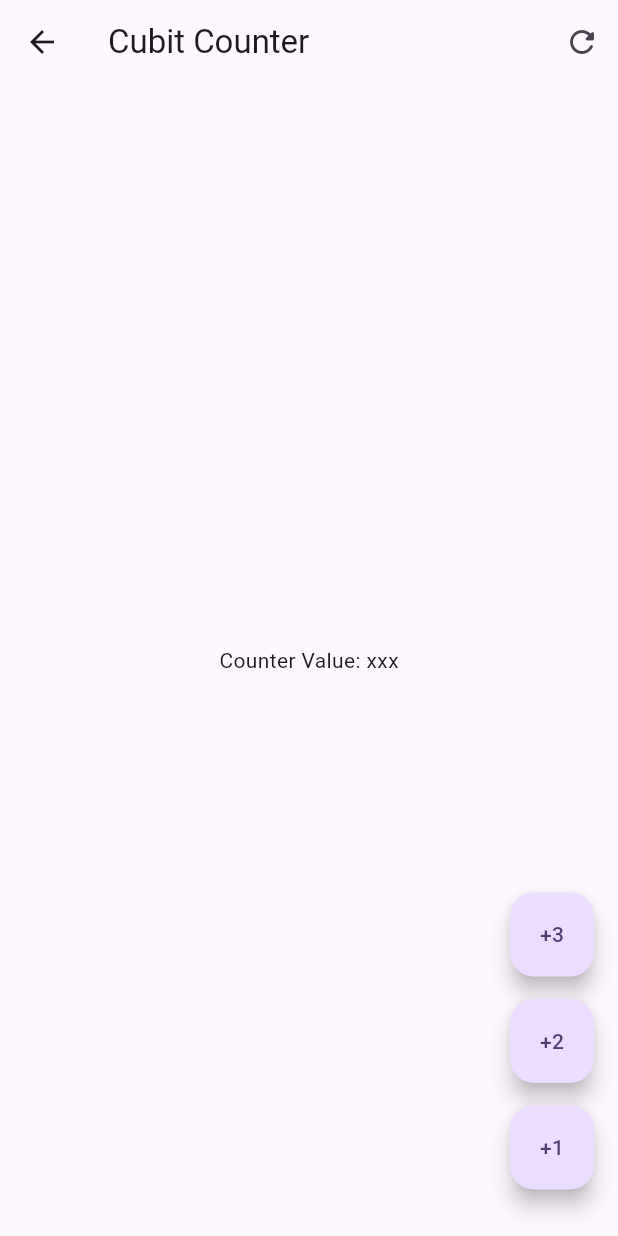
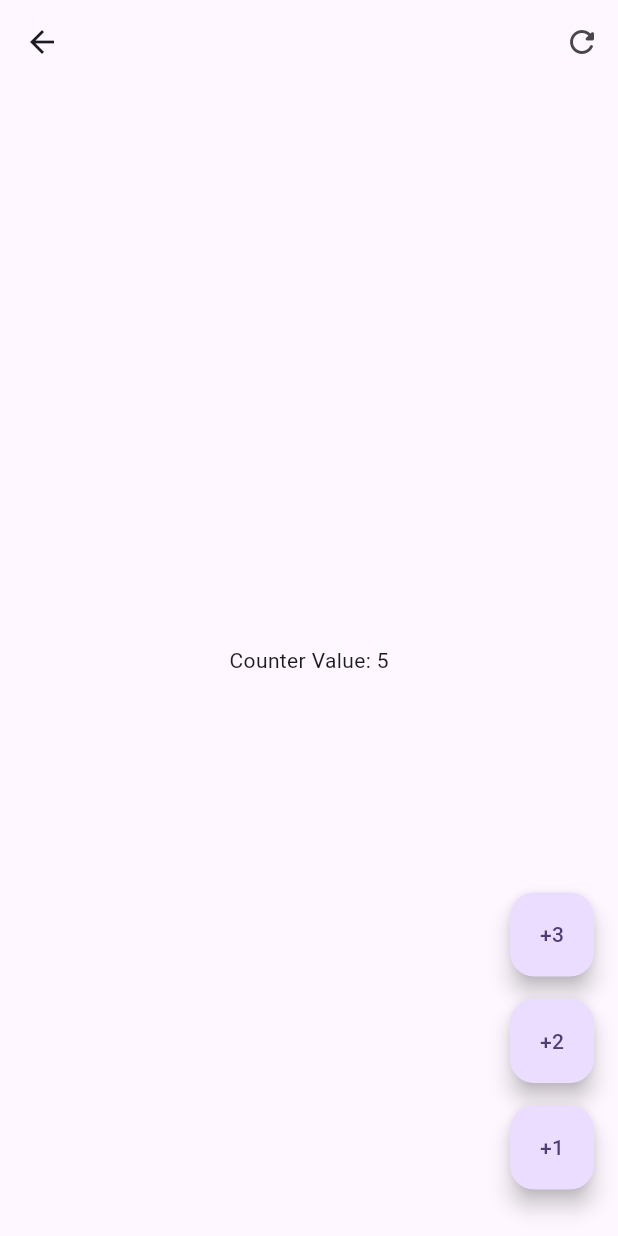
Before and after one commit to josetapia97/ManejoDeForms, a Flutter app: the screen it shows after launch, after a tap on "Cubits", on a phone screen of 412 x 824 dp. Run offline on Flutter 3.47's test engine with Material 2 defaults, Android fonts, the phone set to English and light mode, and no system bars; our stand-ins replace flutter_bloc, go_router.

Commit message:
contador funcional

```diff
--- a/lib/presentation/screens/cubits_counter_screen.dart
+++ b/lib/presentation/screens/cubits_counter_screen.dart
@@ -1,44 +1,75 @@
 import 'package:flutter/material.dart';
+import 'package:flutter_bloc/flutter_bloc.dart';
+import 'package:forms_app/presentation/blocs/counter_cubit/counter_cubit.dart';
+
 class CubitCounterScreen extends StatelessWidget {
   const CubitCounterScreen({super.key});
 
   @override
   Widget build(BuildContext context) {
+    return BlocProvider(
+        create: (_) => CounterCubit(), child: const _CubitCounterView());
+  }
+}
+
+class _CubitCounterView extends StatelessWidget {
+  const _CubitCounterView();
+
+  void increaseCounterBy(BuildContext context, [int value = 1]) {
+    context.read<CounterCubit>().increaseBy(value);
+  }
+
+  @override
+  Widget build(BuildContext context) {
+    // final counterState = context.watch<CounterCubit>().state;
+
     return Scaffold(
       appBar: AppBar(
-        title: const Text('Cubit Counter'),
+        // title: Text('Cubit Counter: ${counterState.transactionCount}'),
         actions: [
-          IconButton(onPressed: () => {},
+          IconButton(
+              onPressed: () {
+                context.read<CounterCubit>().reset();
+              },
               icon: const Icon(Icons.refresh_rounded))
         ],
       ),
-      body: const Center(
-        child: Text('Counter Value: xxx')
-        ),
+      body: Center(child: BlocBuilder<CounterCubit, CounterState>(
+        // buildWhen: (previous, current) => current.counter != previous.counter,
+        builder: (context, state) {
+          return Text('Counter Value: ${state.counter}');
+        },
+      )),
       floatingActionButton: Column(
         mainAxisAlignment: MainAxisAlignment.end,
         children: [
           FloatingActionButton(
             heroTag: '1',
             child: const Text('+3'),
-              onPressed: () => {},
+            onPressed: () => increaseCounterBy(context, 3),
           ),
-            const SizedBox(height: 15,),
+          const SizedBox(
+            height: 15,
+          ),
           FloatingActionButton(
             heroTag: '2',
             child: const Text('+2'),
-              onPressed: () => {},
+            onPressed: () => increaseCounterBy(context, 2),
           ),
-            const SizedBox(height: 15,),
+          const SizedBox(
+            height: 15,
+          ),
           FloatingActionButton(
             heroTag: '3',
             child: const Text('+1'),
-              onPressed: () => {},
+            onPressed: () => increaseCounterBy(context, 1),
+
           ),
-            const SizedBox(height: 15,),
+          const SizedBox(
+            height: 15,
+          ),
         ],
       ),
-
     );
   }
 }
```
Lines whose indentation alone changed are shown as unchanged.
